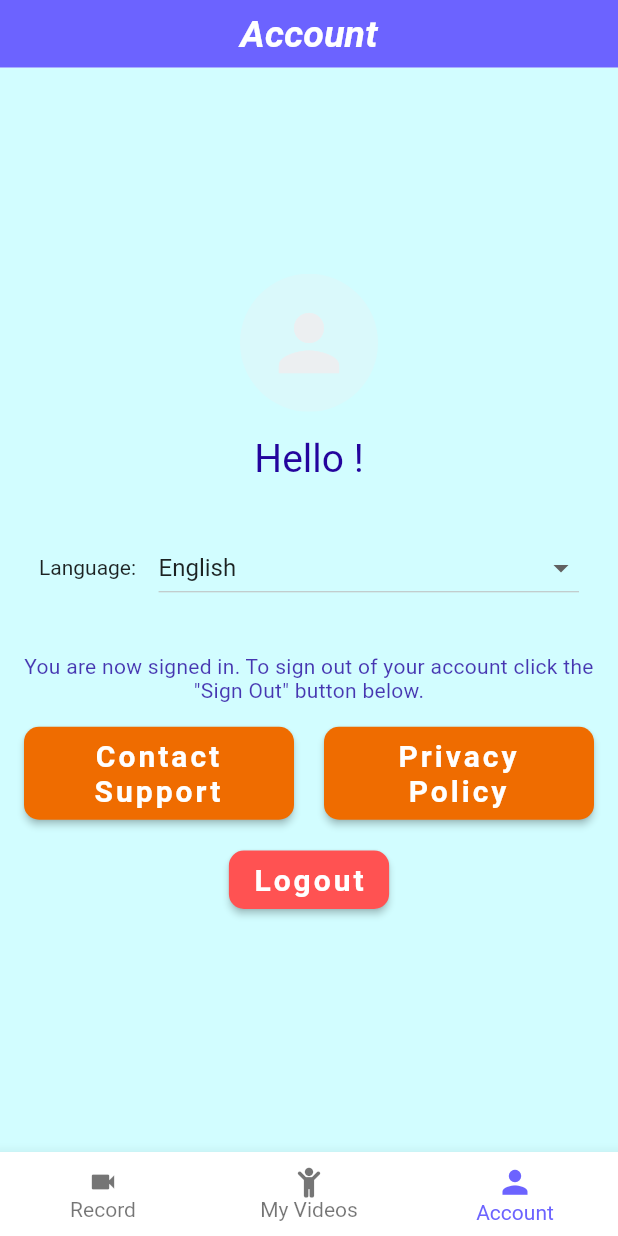
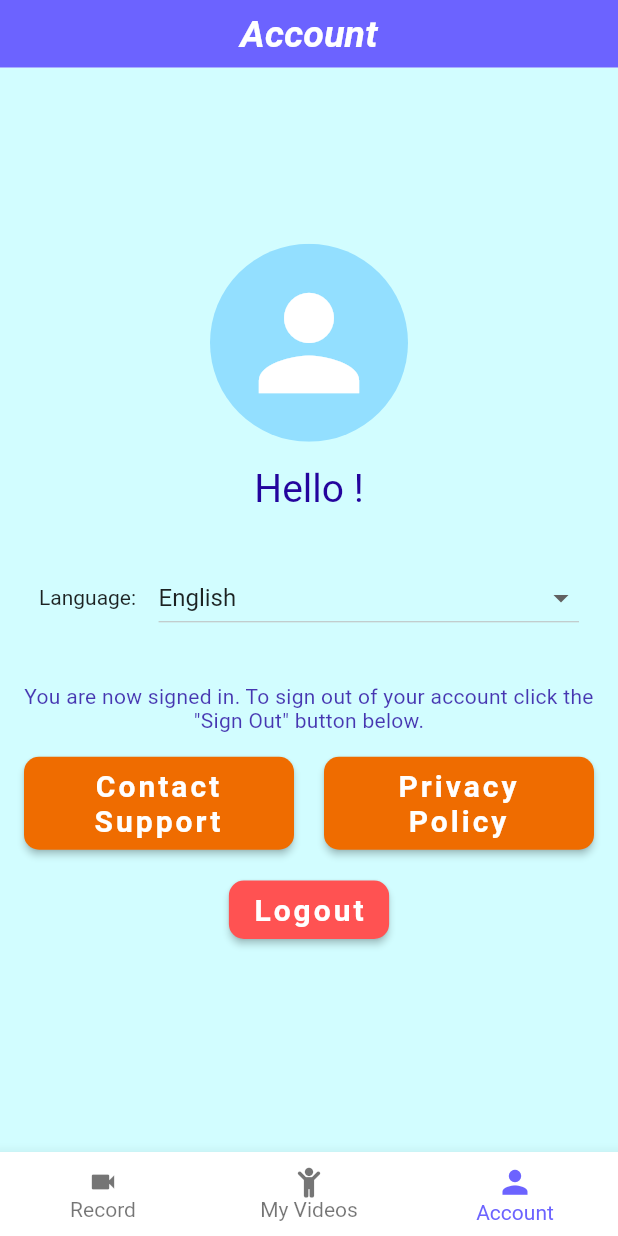
Before and after one commit to jersocOD/salvavidas, a Flutter app: the BottomNavController screen opened directly, item 3 of the bottom bar chosen, on a phone screen of 412 x 824 dp. Run offline on Flutter 3.47's test engine with Material 2 defaults, Android fonts, the phone set to English and light mode, and no system bars; our stand-ins replace awesome_dialog, camera, cloud_firestore, device_info_plus, firebase_auth, firebase_core and 13 more; missing offline and left inert: flutter_facebook_auth, flutter_translate_annotations, simple_timer, video_thumbnail; accounts and stored records are empty; network calls fail; Roboto replaces fonts that are missing (Eczar); statements that could not run were skipped.

```diff
--- a/lib/main.dart
+++ b/lib/main.dart
@@ -61,6 +61,7 @@ class MyApp extends StatelessWidget {
           localizationsDelegates: [
             GlobalMaterialLocalizations.delegate,
             GlobalWidgetsLocalizations.delegate,
+            GlobalCupertinoLocalizations.delegate,
             localizationDelegate
           ],
         ),
--- a/lib/pages/account_page.dart
+++ b/lib/pages/account_page.dart
@@ -50,13 +50,14 @@ class _AccountPageState extends State<AccountPage> {
                       )
                     : ClipOval(
                         child: Material(
-                          color: CustomColors.firebaseGrey.withOpacity(0.3),
+                          color:
+                              Color.fromARGB(255, 0, 153, 255).withOpacity(0.3),
                           child: Padding(
                             padding: const EdgeInsets.all(16.0),
                             child: Icon(
                               Icons.person,
-                              size: 60,
-                              color: CustomColors.firebaseGrey,
+                              size: 100,
+                              color: Color.fromARGB(255, 255, 255, 255),
                             ),
                           ),
                         ),
@@ -66,7 +67,7 @@ class _AccountPageState extends State<AccountPage> {
                 children: [ */
               Text(
                 translate('AccountPage.Hello', args: {
-                  "name": Platform.isAndroid ? _user.displayName! : ""
+                  "name": _user.displayName != null ? _user.displayName! : ""
                 }),
                 style: TextStyle(
                   color: Color(0xFF23049D),
--- a/lib/pages/sign_in_page.dart
+++ b/lib/pages/sign_in_page.dart
@@ -46,7 +46,11 @@ class _SignInScreenState extends State<SignInScreen> {
                   } else if (snapshot.connectionState == ConnectionState.done) {
                     return Column(
                       children: Platform.isAndroid
-                          ? [GoogleSignInButton(), FacebookSignInButton()]
+                          ? [
+                              GoogleSignInButton(),
+                              FacebookSignInButton(),
+                              ContinueSignInButton()
+                            ]
                           : [ContinueSignInButton()],
                     );
                   }
--- a/pubspec.yaml
+++ b/pubspec.yaml
@@ -15,7 +15,7 @@ publish_to: 'none' # Remove this line if you wish to publish to pub.dev
 # In iOS, build-name is used as CFBundleShortVersionString while build-number used as CFBundleVersion.
 # Read more about iOS versioning at
 # https://developer.apple.com/library/archive/documentation/General/Reference/InfoPlistKeyReference/Articles/CoreFoundationKeys.html
-version: 1.0.3+4
+version: 1.0.5+6
 
 environment:
   sdk: '>=2.12.0 <3.0.0'
@@ -60,7 +60,7 @@ dev_dependencies:
   flutter_translate_gen: ^2.1.0
   build_runner: ^2.1.7
   change_app_package_name: ^1.0.0
-dependency_overrides:
+# dependency_overrides:
 
 # For information on the generic Dart part of this file, see the
 # following page: https://dart.dev/tools/pub/pubspec
```
Also changed, not shown: lib/classes/child_case.dart (+8 -0 lines), lib/controllers/config_manager.dart (+8 -1 lines), lib/controllers/firestore_case.dart (+63 -4 lines), pubspec.lock.
